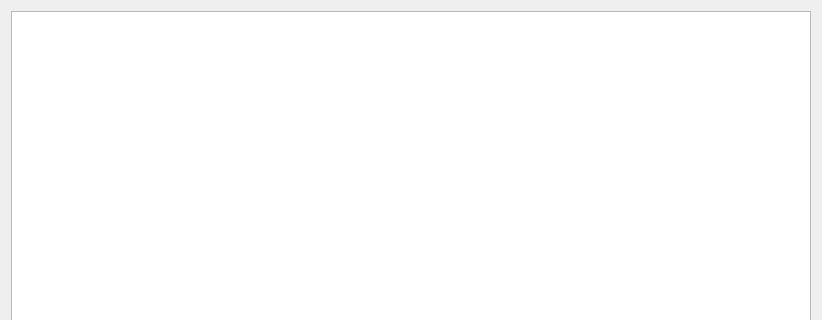
Before: the Qt Designer form TicTacToeClient/gamewidget.ui in M1shok/TicTacToeServer, drawn with Qt 5; both pictures show x 0 to 822 and y 0 to 320 of the 822 by 594 pixel window.
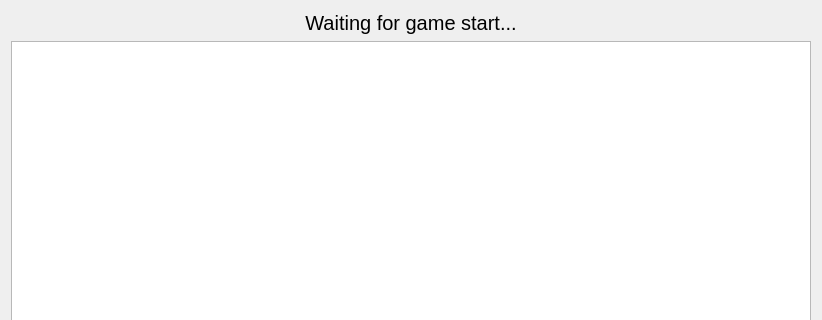
After: the same form once the commit is applied.

What changed in the file:
```diff
--- a/TicTacToeClient/gamewidget.ui
+++ b/TicTacToeClient/gamewidget.ui
@@ -18,7 +18,26 @@
     <layout class="QGridLayout" name="gridLayout"/>
    </item>
    <item>
-    <widget class="QTableWidget" name="tableWidget"/>
+    <layout class="QVBoxLayout" name="verticalLayout">
+     <item>
+      <widget class="QLabel" name="labelStatus">
+       <property name="font">
+        <font>
+         <pointsize>15</pointsize>
+        </font>
+       </property>
+       <property name="text">
+        <string>Waiting for game start...</string>
+       </property>
+       <property name="alignment">
+        <set>Qt::AlignCenter</set>
+       </property>
+      </widget>
+     </item>
+     <item>
+      <widget class="QTableWidget" name="tableWidget"/>
+     </item>
+    </layout>
    </item>
   </layout>
  </widget>
```
